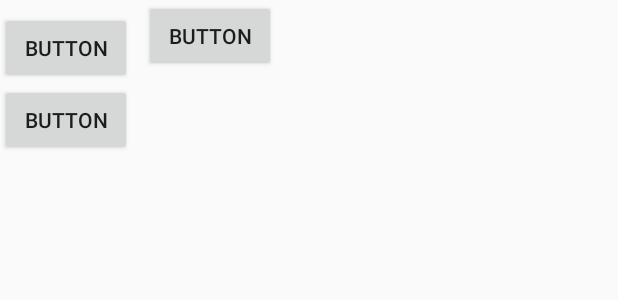
After one commit to dawnhell/newshere, an Android app: the layout news_sources_list_fragment.xml on its own in the app's theme, with its tools: preview values and no code run, on a phone screen of 412 x 824 dp. The commit adds this screen. Shown: the top 300 px of the screen. Run offline under Robolectric (Android 15) with nearby library versions, the phone set to English and light mode, and no system bars.

```diff
--- a/app/build.gradle
+++ b/app/build.gradle
@@ -26,4 +26,5 @@ dependencies {
     testImplementation 'junit:junit:4.12'
     androidTestImplementation 'com.android.support.test:runner:1.0.1'
     androidTestImplementation 'com.android.support.test.espresso:espresso-core:3.0.1'
+    compile 'com.android.support:design:26.1.0'
 }
--- /dev/null
+++ b/app/src/main/res/layout/news_sources_list_fragment.xml
@@ -0,0 +1,36 @@
+<?xml version="1.0" encoding="utf-8"?>
+<android.support.constraint.ConstraintLayout
+    xmlns:android="http://schemas.android.com/apk/res/android"
+    xmlns:app="http://schemas.android.com/apk/res-auto"
+    xmlns:tools="http://schemas.android.com/tools"
+    android:layout_width="match_parent"
+    android:layout_height="match_parent"
+>
+
+    <Button
+        android:id="@+id/button"
+        android:layout_width="wrap_content"
+        android:layout_height="wrap_content"
+        android:layout_marginTop="8dp"
+        android:text="Button"
+        app:layout_constraintTop_toTopOf="parent"
+        tools:layout_editor_absoluteX="29dp" />
+
+    <Button
+        android:id="@+id/button2"
+        android:layout_width="wrap_content"
+        android:layout_height="wrap_content"
+        android:layout_marginStart="8dp"
+        android:text="Button"
+        app:layout_constraintStart_toEndOf="@+id/button"
+        tools:layout_editor_absoluteY="91dp" />
+
+    <Button
+        android:id="@+id/button3"
+        android:layout_width="wrap_content"
+        android:layout_height="wrap_content"
+        android:layout_marginTop="8dp"
+        android:text="Button"
+        app:layout_constraintTop_toBottomOf="@+id/button2"
+        tools:layout_editor_absoluteX="148dp" />
+</android.support.constraint.ConstraintLayout>
```
Also changed, not shown: app/src/main/java/com/vklochkov/newshere/MainActivity.java (+38 -4 lines), app/src/main/java/com/vklochkov/newshere/adapters/PagerAdapter.java (added, +38 -0 lines), app/src/main/java/com/vklochkov/newshere/fragments/NewsSourcesListFragment.java (added, +18 -0 lines), app/src/main/java/com/vklochkov/newshere/fragments/SearchBarFragment.java (+10 -7 lines), app/src/main/res/layout/activity_main.xml (+17 -1 lines).
